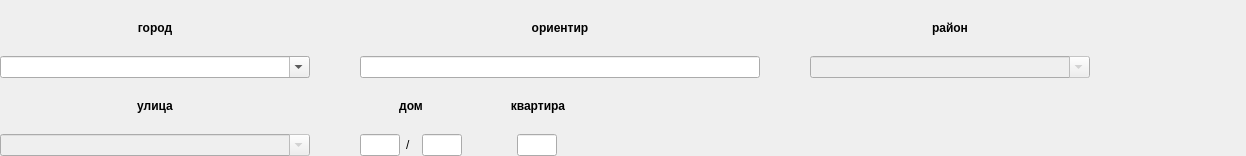
Above: src/core/corewidget/address/addresswidget.ui from Arox/makler before the change. Below: the same form after it.
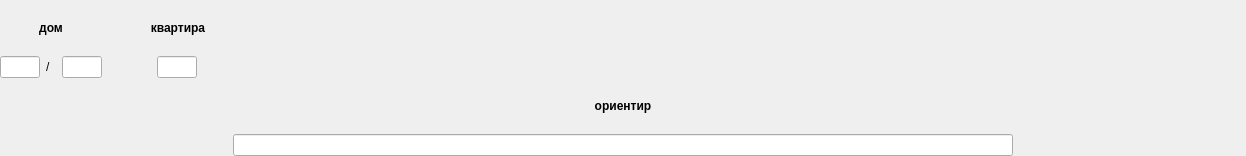
That is the form after the change.

What changed in the file:
```diff
--- a/src/core/corewidget/address/addresswidget.ui
+++ b/src/core/corewidget/address/addresswidget.ui
@@ -34,201 +34,12 @@
      <property name="spacing">
       <number>50</number>
      </property>
-     <item>
-      <layout class="QVBoxLayout" name="verticalLayout_4">
-       <property name="spacing">
-        <number>0</number>
-       </property>
-       <item>
-        <widget class="QLabel" name="label_7">
-         <property name="font">
-          <font>
-           <weight>75</weight>
-           <bold>true</bold>
-          </font>
-         </property>
-         <property name="text">
-          <string>город</string>
-         </property>
-         <property name="alignment">
-          <set>Qt::AlignCenter</set>
-         </property>
-        </widget>
-       </item>
-       <item>
-        <widget class="QComboBox" name="mpCity">
-         <property name="minimumSize">
-          <size>
-           <width>310</width>
-           <height>0</height>
-          </size>
-         </property>
-         <property name="maximumSize">
-          <size>
-           <width>310</width>
-           <height>16777215</height>
-          </size>
-         </property>
-         <property name="editable">
-          <bool>true</bool>
-         </property>
-        </widget>
-       </item>
-      </layout>
-     </item>
-     <item>
-      <layout class="QVBoxLayout" name="verticalLayout_6">
-       <property name="spacing">
-        <number>0</number>
-       </property>
-       <item>
-        <widget class="QLabel" name="label_6">
-         <property name="font">
-          <font>
-           <weight>75</weight>
-           <bold>true</bold>
-          </font>
-         </property>
-         <property name="text">
-          <string>ориентир</string>
-         </property>
-         <property name="alignment">
-          <set>Qt::AlignCenter</set>
-         </property>
-        </widget>
-       </item>
-       <item>
-        <widget class="QLineEdit" name="mpLandMark">
-         <property name="minimumSize">
-          <size>
-           <width>400</width>
-           <height>0</height>
-          </size>
-         </property>
-         <property name="maximumSize">
-          <size>
-           <width>780</width>
-           <height>16777215</height>
-          </size>
-         </property>
-        </widget>
-       </item>
-      </layout>
-     </item>
      <item>
       <layout class="QVBoxLayout" name="verticalLayout_5">
        <property name="spacing">
         <number>0</number>
        </property>
        <item>
-        <widget class="QLabel" name="label_5">
-         <property name="font">
-          <font>
-           <weight>75</weight>
-           <bold>true</bold>
-          </font>
-         </property>
-         <property name="text">
-          <string>район</string>
-         </property>
-         <property name="alignment">
-          <set>Qt::AlignCenter</set>
-         </property>
-        </widget>
-       </item>
-       <item>
-        <widget class="QComboBox" name="mpLocality">
-         <property name="enabled">
-          <bool>false</bool>
-         </property>
-         <property name="minimumSize">
-          <size>
-           <width>280</width>
-           <height>0</height>
-          </size>
-         </property>
-         <property name="maximumSize">
-          <size>
-           <width>280</width>
-           <height>16777215</height>
-          </size>
-         </property>
-         <property name="editable">
-          <bool>true</bool>
-         </property>
-        </widget>
-       </item>
-      </layout>
-     </item>
-     <item>
-      <spacer name="horizontalSpacer_7">
-       <property name="orientation">
-        <enum>Qt::Horizontal</enum>
-       </property>
-       <property name="sizeHint" stdset="0">
-        <size>
-         <width>40</width>
-         <height>20</height>
-        </size>
-       </property>
-      </spacer>
-     </item>
-    </layout>
-   </item>
-   <item>
-    <layout class="QHBoxLayout" name="horizontalLayout_2">
-     <property name="spacing">
-      <number>50</number>
-     </property>
-     <property name="sizeConstraint">
-      <enum>QLayout::SetMinimumSize</enum>
-     </property>
-     <item>
-      <layout class="QVBoxLayout" name="verticalLayout_3">
-       <property name="spacing">
-        <number>0</number>
-       </property>
-       <item>
-        <widget class="QLabel" name="label_4">
-         <property name="font">
-          <font>
-           <weight>75</weight>
-           <bold>true</bold>
-          </font>
-         </property>
-         <property name="text">
-          <string>улица</string>
-         </property>
-         <property name="alignment">
-          <set>Qt::AlignCenter</set>
-         </property>
-        </widget>
-       </item>
-       <item>
-        <widget class="QComboBox" name="mpStreet">
-         <property name="enabled">
-          <bool>false</bool>
-         </property>
-         <property name="minimumSize">
-          <size>
-           <width>310</width>
-           <height>0</height>
-          </size>
-         </property>
-         <property name="maximumSize">
-          <size>
-           <width>310</width>
-           <height>16777215</height>
-          </size>
-         </property>
-         <property name="editable">
-          <bool>true</bool>
-         </property>
-        </widget>
-       </item>
-      </layout>
-     </item>
-     <item>
       <layout class="QHBoxLayout" name="horizontalLayout_4">
        <property name="spacing">
         <number>46</number>
@@ -415,21 +226,56 @@
        </item>
       </layout>
      </item>
+      </layout>
+     </item>
+    </layout>
+   </item>
      <item>
-      <spacer name="horizontalSpacer">
-       <property name="orientation">
-        <enum>Qt::Horizontal</enum>
-       </property>
-       <property name="sizeType">
-        <enum>QSizePolicy::Expanding</enum>
-       </property>
-       <property name="sizeHint" stdset="0">
+    <layout class="QHBoxLayout" name="horizontalLayout_2">
+     <property name="spacing">
+      <number>50</number>
+     </property>
+     <property name="sizeConstraint">
+      <enum>QLayout::SetMinimumSize</enum>
+     </property>
+     <item>
+      <layout class="QVBoxLayout" name="verticalLayout_6">
+       <property name="spacing">
+        <number>0</number>
+       </property>
+       <item>
+        <widget class="QLabel" name="label_6">
+         <property name="font">
+          <font>
+           <weight>75</weight>
+           <bold>true</bold>
+          </font>
+         </property>
+         <property name="text">
+          <string>ориентир</string>
+         </property>
+         <property name="alignment">
+          <set>Qt::AlignCenter</set>
+         </property>
+        </widget>
+       </item>
+       <item>
+        <widget class="QLineEdit" name="mpLandMark">
+         <property name="minimumSize">
         <size>
-         <width>40</width>
-         <height>20</height>
-        </size>
-       </property>
-      </spacer>
+           <width>400</width>
+           <height>0</height>
+          </size>
+         </property>
+         <property name="maximumSize">
+          <size>
+           <width>780</width>
+           <height>16777215</height>
+          </size>
+         </property>
+        </widget>
+       </item>
+      </layout>
      </item>
     </layout>
    </item>
```
Lines whose indentation alone changed are shown as unchanged.
